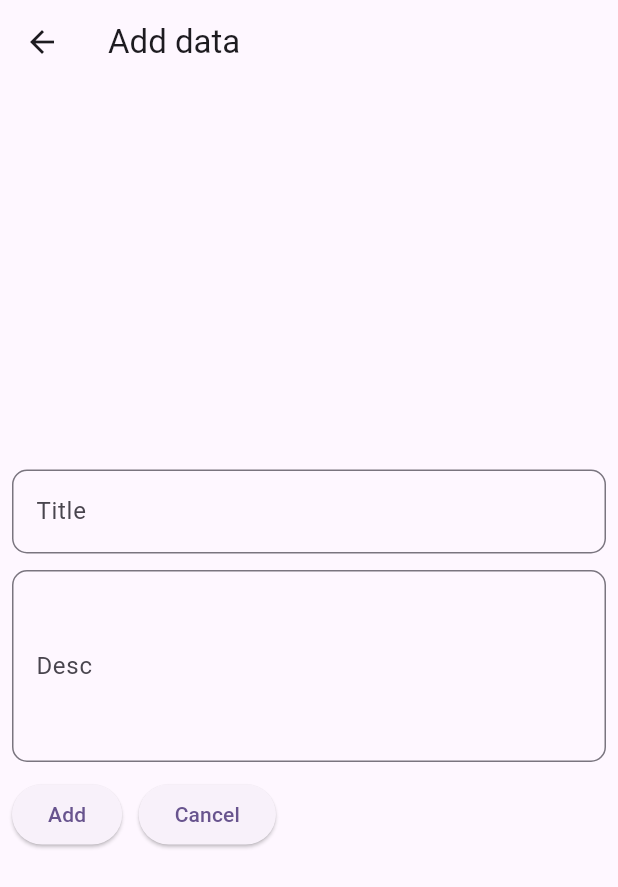
After one commit to raunak2909/provider_exp_422, a Flutter app: the screen it shows after launch, after a tap on the "add" icon, on a phone screen of 412 x 824 dp. The commit adds this screen. Shown: the top 887 px of the screen. Run offline on Flutter 3.47's test engine with Material 3 defaults, Android fonts, the phone set to English and light mode, and no system bars.

Commit message:
consumer, read, watch and List of map implementation

```diff
--- /dev/null
+++ b/lib/add_data_page.dart
@@ -0,0 +1,72 @@
+import 'package:flutter/material.dart';
+import 'package:provider/provider.dart';
+
+import 'list_provider.dart';
+
+class AddDataPage extends StatelessWidget {
+  TextEditingController titleController = TextEditingController();
+  TextEditingController descController = TextEditingController();
+
+  @override
+  Widget build(BuildContext context) {
+    return Scaffold(
+      appBar: AppBar(
+        title: Text('Add data'),
+      ),
+      body: Padding(
+        padding: const EdgeInsets.all(8.0),
+        child: Column(
+          mainAxisAlignment: MainAxisAlignment.center,
+          children: [
+            TextField(
+              controller: titleController,
+              decoration: InputDecoration(
+                hintText: 'Enter your title',
+                labelText: "Title",
+                border: OutlineInputBorder(
+                  borderRadius: BorderRadius.circular(10)
+                )
+              ),
+            ),
+            SizedBox(
+              height: 11,
+            ),
+            TextField(
+              maxLines: 4,
+              controller: descController,
+              decoration: InputDecoration(
+                hintText: 'Enter your desc',
+                labelText: "Desc",
+                border: OutlineInputBorder(
+                  borderRadius: BorderRadius.circular(10)
+                )
+              ),
+            ),
+            SizedBox(
+              height: 11,
+            ),
+            Row(
+              children: [
+                ElevatedButton(onPressed: (){
+                  if(titleController.text.isNotEmpty && descController.text.isNotEmpty) {
+                    context.read<ListProvider>().addData({
+                      "title": titleController.text,
+                      "desc": descController.text
+                    });
+                    Navigator.pop(context);
+                  }
+                }, child: Text('Add')),
+                SizedBox(
+                  width: 11,
+                ),
+                ElevatedButton(onPressed: (){
+                  Navigator.pop(context);
+                }, child: Text('Cancel')),
+              ],
+            )
+          ],
+        ),
+      ),
+    );
+  }
+}
--- a/lib/count_provider.dart
+++ b/lib/count_provider.dart
@@ -2,6 +2,12 @@ import 'package:flutter/cupertino.dart';
 
 class CounterProvider extends ChangeNotifier{
   int _count = 0;
+
+  ///List<Map<String, dynamic>>
+  ///add
+  ///fetch
+  ///update
+  ///delete
 
   ///events
   //set count
--- /dev/null
+++ b/lib/list_page.dart
@@ -0,0 +1,82 @@
+import 'package:flutter/material.dart';
+import 'package:provider/provider.dart';
+import 'package:provider_exp_422/list_provider.dart';
+
+import 'add_data_page.dart';
+
+class ListPage extends StatelessWidget {
+  const ListPage({super.key});
+
+  @override
+  Widget build(BuildContext context) {
+    //List<Map<String, dynamic>> mData = Provider.of<ListProvider>(context).getData();
+    //List<Map<String, dynamic>> mData = context.watch<ListProvider>().getData();
+
+    print("build called");
+
+    return Scaffold(
+      appBar: AppBar(title: Text('List Page')),
+      body: Consumer<ListProvider>(
+        builder: (c, provider, child) {
+          print("consumer build called");
+          //List<Map<String, dynamic>> mData = c.watch<ListProvider>().getData();
+          List<Map<String, dynamic>> mData = provider.getData();
+          return mData.isNotEmpty
+              ? ListView.builder(
+                  itemCount: mData.length,
+                  itemBuilder: (_, index) {
+                    return Card(
+                      child: ListTile(
+                        title: Text(mData[index]["title"]),
+                        subtitle: Text(mData[index]["desc"]),
+                        trailing: Row(
+                          mainAxisSize: MainAxisSize.min,
+                          children: [
+                            IconButton(
+                              onPressed: () {
+                                ///read (listen is False)
+                                ///watch (listen is True)
+
+                                context.read<ListProvider>().updateData({
+                                  "title": "updated title",
+                                  "desc": "updated desc",
+                                }, index);
+
+                                /* Provider.of<ListProvider>(context, listen: false).updateData({
+                    "title" : "updated title",
+                    "desc" : "updated desc"
+                  }, index);*/
+                              },
+                              icon: Icon(Icons.edit),
+                            ),
+                            IconButton(
+                              onPressed: () {
+                                Provider.of<ListProvider>(
+                                  context,
+                                  listen: false,
+                                ).deleteData(index);
+                              },
+                              icon: Icon(Icons.delete),
+                              color: Colors.red,
+                            ),
+                          ],
+                        ),
+                      ),
+                    );
+                  },
+                )
+              : Center(child: Text('No Data Found'));
+        },
+      ),
+      floatingActionButton: FloatingActionButton(
+        onPressed: () {
+          Navigator.push(
+            context,
+            MaterialPageRoute(builder: (context) => AddDataPage()),
+          );
+        },
+        child: Icon(Icons.add),
+      ),
+    );
+  }
+}
--- /dev/null
+++ b/lib/list_provider.dart
@@ -0,0 +1,27 @@
+import 'package:flutter/cupertino.dart';
+
+class ListProvider extends ChangeNotifier{
+
+  ///data(state)
+  List<Map<String, dynamic>> _data = [];
+
+  List<Map<String, dynamic>> getData() => _data;
+
+  ///events
+  ///insert
+  void addData(Map<String, dynamic> newData){
+    _data.add(newData);
+    notifyListeners();
+  }
+  ///update
+  void updateData(Map<String, dynamic> updatedData, int index){
+    _data[index] = updatedData;
+    notifyListeners();
+  }
+  ///delete
+  void deleteData(int index){
+    _data.removeAt(index);
+    notifyListeners();
+  }
+
+}
--- a/lib/main.dart
+++ b/lib/main.dart
@@ -2,12 +2,14 @@ import 'package:flutter/material.dart';
 import 'package:provider/provider.dart';
 import 'package:provider_exp_422/add_count_page.dart';
 import 'package:provider_exp_422/count_provider.dart';
+import 'package:provider_exp_422/list_page.dart';
+import 'package:provider_exp_422/list_provider.dart';
 
 void main() {
   runApp(
       ChangeNotifierProvider(
           create: (_) {
-            return CounterProvider();
+            return ListProvider();
           },
           child: MyApp()
       )
@@ -40,14 +42,16 @@ class MyApp extends StatelessWidget {
         // tested with just a hot reload.
         colorScheme: ColorScheme.fromSeed(seedColor: Colors.deepPurple),
       ),
-      home: MyHomePage(),
+      home: ListPage(),
     );
   }
 }
 
 class MyHomePage extends StatelessWidget {
+
   @override
   Widget build(BuildContext context) {
+
     // This method is rerun every time setState is called, for instance as done
     // by the _incrementCounter method above.
     //
```
Also changed, not shown: assets/ss/Screenshot 2025-10-01 at 8.32.11 PM.png (added), assets/ss/Screenshot 2025-10-01 at 8.32.42 PM.png (added), assets/ss/Screenshot 2025-10-01 at 8.32.51 PM.png (added), assets/ss/Screenshot 2025-10-01 at 8.32.58 PM.png (added), pubspec.lock, 2 other files.
